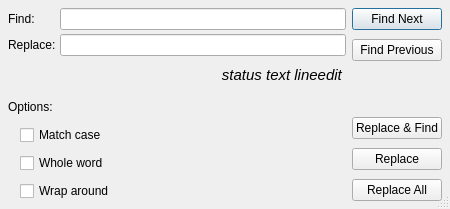
This is QtSLiM/QtSLiMFindPanel.ui in MesserLab/SLiM as Qt 5 draws it before an edit. The edited form follows.
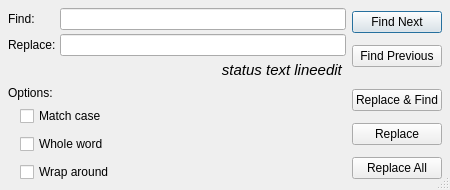
This is the edited form.

Commit message: attempt at fixing the Find panel's sizing

Patch:
```diff
--- a/QtSLiM/QtSLiMFindPanel.ui
+++ b/QtSLiM/QtSLiMFindPanel.ui
@@ -2,14 +2,6 @@
 <ui version="4.0">
  <class>QtSLiMFindPanel</class>
  <widget class="QDialog" name="QtSLiMFindPanel">
-  <property name="geometry">
-   <rect>
-    <x>0</x>
-    <y>0</y>
-    <width>450</width>
-    <height>209</height>
-   </rect>
-  </property>
   <property name="sizePolicy">
    <sizepolicy hsizetype="Preferred" vsizetype="Minimum">
     <horstretch>0</horstretch>
@@ -19,7 +11,13 @@
   <property name="minimumSize">
    <size>
     <width>450</width>
-    <height>0</height>
+    <height>190</height>
+   </size>
+  </property>
+  <property name="maximumSize">
+   <size>
+    <width>16777215</width>
+    <height>190</height>
    </size>
   </property>
   <property name="windowTitle">
@@ -168,10 +166,13 @@
        <property name="orientation">
         <enum>Qt::Vertical</enum>
        </property>
+       <property name="sizeType">
+        <enum>QSizePolicy::Fixed</enum>
+       </property>
        <property name="sizeHint" stdset="0">
         <size>
          <width>20</width>
-         <height>0</height>
+         <height>10</height>
         </size>
        </property>
       </spacer>
```
